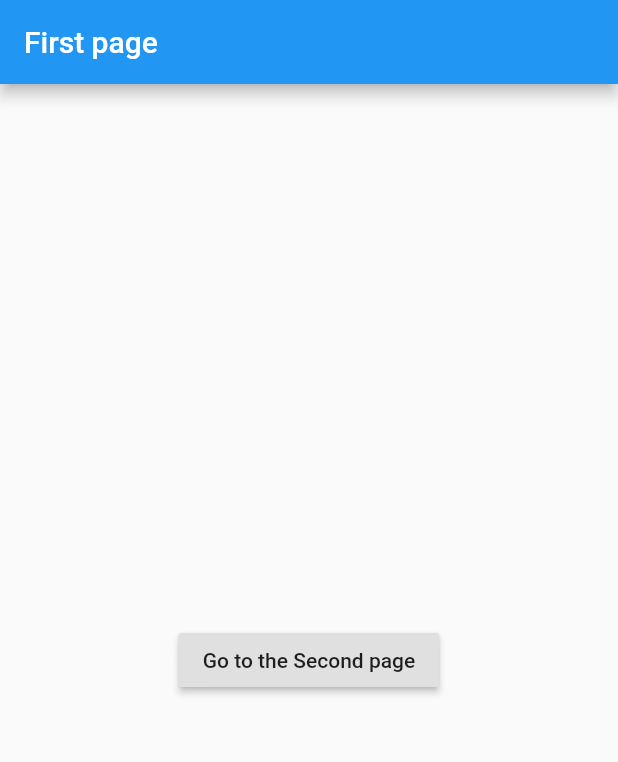
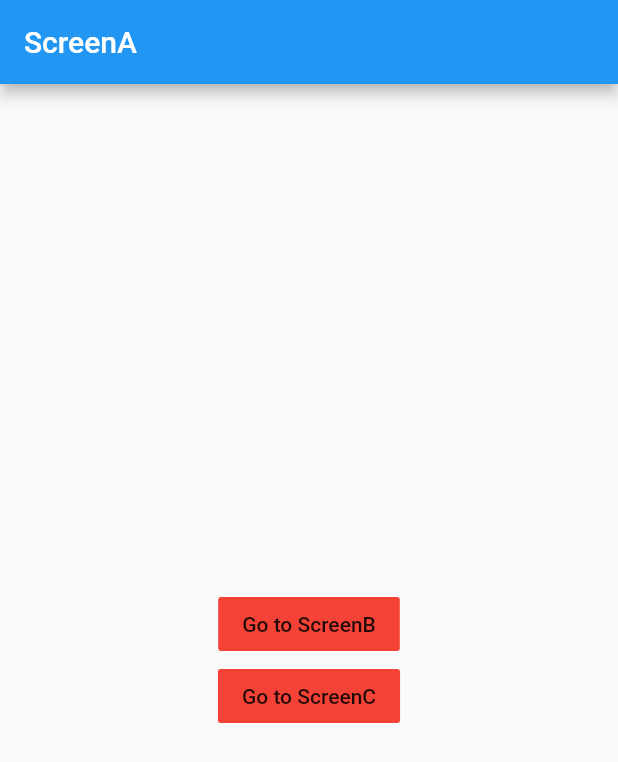
Before and after one commit to Bepo0328/StudyToFlutter, a Flutter app: the screen it shows after launch, on a phone screen of 412 x 824 dp. Shown: the top 762 px of the screen. Run offline on Flutter 3.47's test engine with Material 2 defaults, Android fonts, the light colour scheme and no system bars.

Commit message:
StudyToFlutter: Flutter - Navigator & pushNamed

```diff
--- a/flutter_app/lib/main.dart
+++ b/flutter_app/lib/main.dart
@@ -1,6 +1,9 @@
 import 'package:flutter/material.dart';
+import 'package:flutter_app/screen_a.dart';
+import 'package:flutter_app/screen_b.dart';
+import 'package:flutter_app/screen_c.dart';
 
-void main() => runApp(MyApp());
+void main() => runApp(const MyApp());
 
 class MyApp extends StatelessWidget {
   const MyApp({Key? key}) : super(key: key);
@@ -8,50 +11,12 @@ class MyApp extends StatelessWidget {
   @override
   Widget build(BuildContext context) {
     return MaterialApp(
-      title: "First page",
-      theme: ThemeData(primarySwatch: Colors.blue),
-      home: FirstPage(),
+      initialRoute: "/",
+      routes: {
+        "/" : (context) => const ScreenA(),
+        "/b" : (context) => const ScreenB(),
+        "/c" : (context) => const ScreenC(),
+      },
     );
   }
 }
-
-class FirstPage extends StatelessWidget {
-  const FirstPage({Key? key}) : super(key: key);
-
-  @override
-  Widget build(BuildContext context2) {
-    return Scaffold(
-      appBar: AppBar(
-        title: Text("First page"),
-      ),
-      body: Center(
-        child: RaisedButton(
-          child: Text("Go to the Second page"),
-          onPressed: () {
-            Navigator.push(context2,
-                MaterialPageRoute(builder: (context) => SecondPage()));
-          },
-        ),
-      ),
-    );
-  }
-}
-
-class SecondPage extends StatelessWidget {
-  const SecondPage({Key? key}) : super(key: key);
-
-  @override
-  Widget build(BuildContext ctx) {
-    return Scaffold(
-      appBar: AppBar(
-        title: Text("Second page"),
-      ),
-      body: Center(
-        child:
-            RaisedButton(child: Text("Go to the First page"), onPressed: () {
-              Navigator.pop(ctx);
-            }),
-      ),
-    );
-  }
-}
--- /dev/null
+++ b/flutter_app/lib/screen_a.dart
@@ -0,0 +1,35 @@
+import 'package:flutter/material.dart';
+
+class ScreenA extends StatelessWidget {
+  const ScreenA({Key? key}) : super(key: key);
+
+  @override
+  Widget build(BuildContext context) {
+    return Scaffold(
+      appBar: AppBar(
+        title: const Text("ScreenA"),
+      ),
+      body: Center(
+        child: Column(
+          mainAxisAlignment: MainAxisAlignment.center,
+          children: [
+            FlatButton(
+              onPressed: () {
+                Navigator.pushNamed(context, "/b");
+              },
+              child: const Text("Go to ScreenB"),
+              color: Colors.red,
+            ),
+            FlatButton(
+              onPressed: () {
+                Navigator.pushNamed(context, "/c");
+              },
+              child: const Text("Go to ScreenC"),
+              color: Colors.red,
+            ),
+          ],
+        ),
+      ),
+    );
+  }
+}
--- /dev/null
+++ b/flutter_app/lib/screen_b.dart
@@ -0,0 +1,22 @@
+import 'package:flutter/material.dart';
+
+class ScreenB extends StatelessWidget {
+  const ScreenB({Key? key}) : super(key: key);
+
+  @override
+  Widget build(BuildContext context) {
+    return Scaffold(
+      appBar: AppBar(
+        title: const Text("ScreenB"),
+      ),
+      body: const Center(
+        child: Text(
+          "ScreenB",
+          style: TextStyle(
+            fontSize: 24.0,
+          ),
+        ),
+      ),
+    );
+  }
+}
--- /dev/null
+++ b/flutter_app/lib/screen_c.dart
@@ -0,0 +1,22 @@
+import 'package:flutter/material.dart';
+
+class ScreenC extends StatelessWidget {
+  const ScreenC({Key? key}) : super(key: key);
+
+  @override
+  Widget build(BuildContext context) {
+    return Scaffold(
+      appBar: AppBar(
+        title: const Text("ScreenC"),
+      ),
+      body: const Center(
+        child: Text(
+          "ScreenC",
+          style: TextStyle(
+            fontSize: 24.0,
+          ),
+        ),
+      ),
+    );
+  }
+}
```
